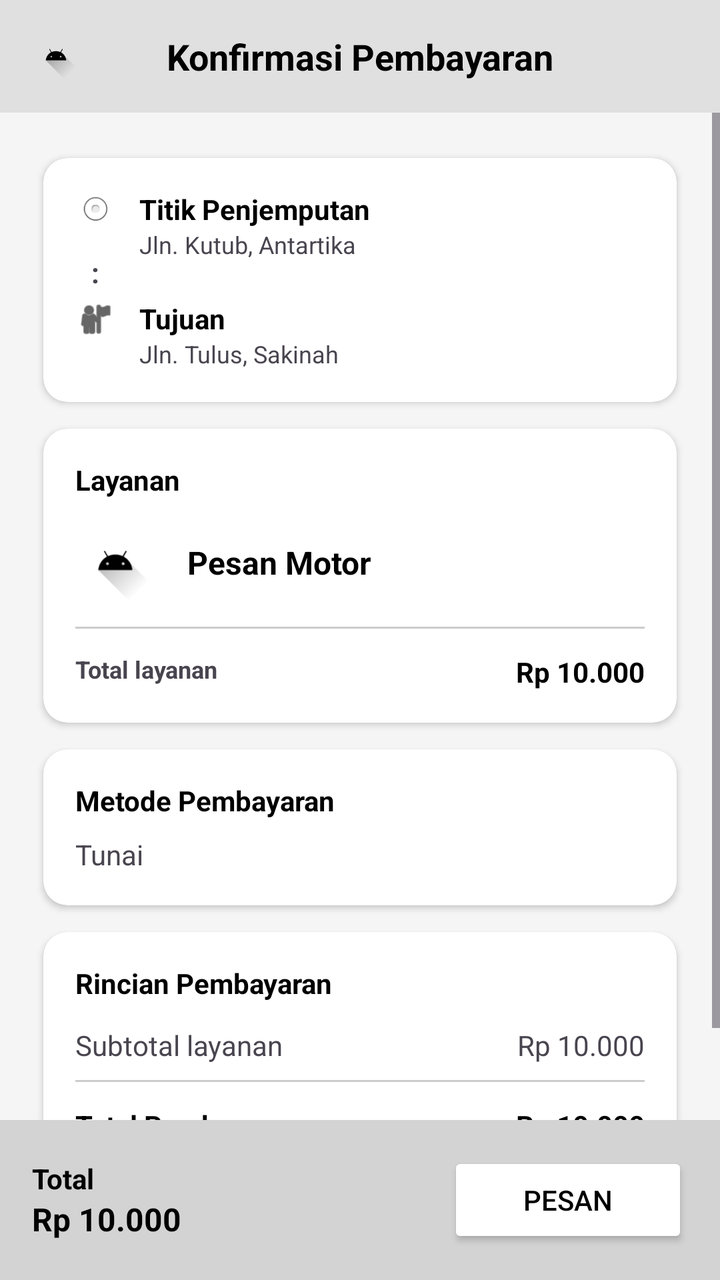
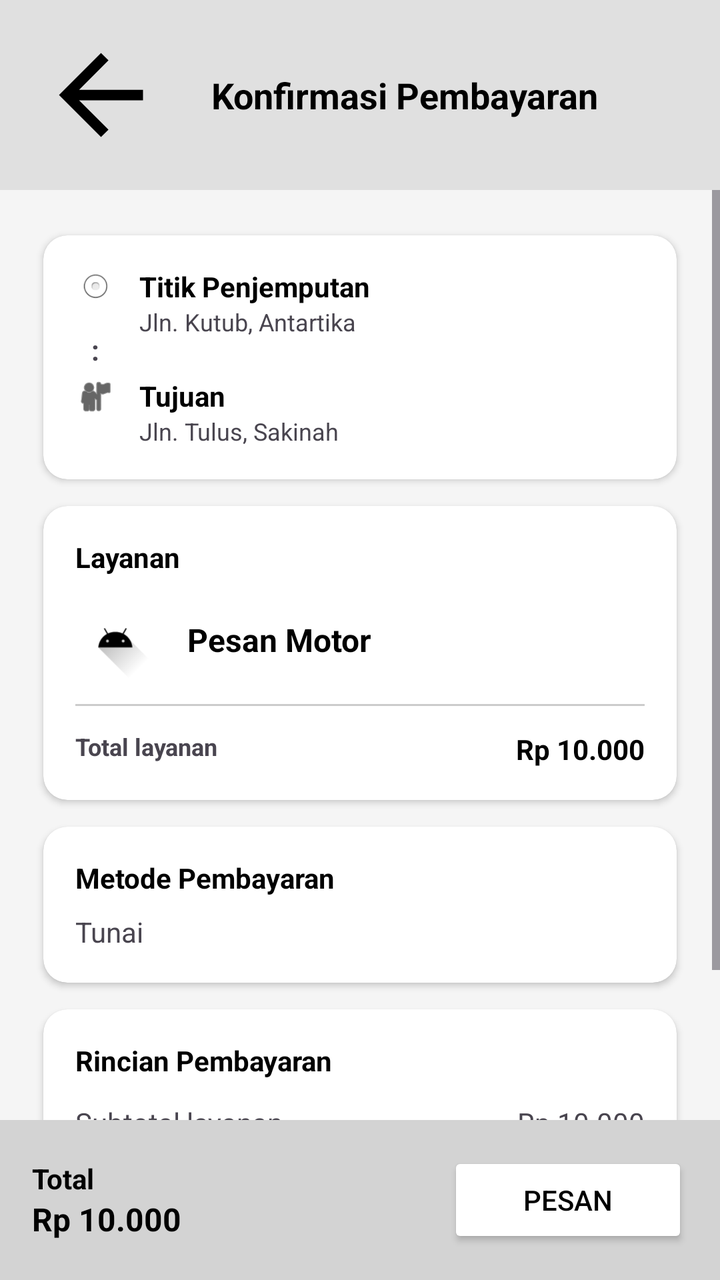

An Android layout rendered at two revisions. The XML below is the earlier revision; the diff shows what the commit changed to produce the second picture.
<!-- AndroidManifest.xml: application theme Theme.NgGojek -->
<!-- res/layout/activity_konfirmasi.xml -->
<?xml version="1.0" encoding="utf-8"?>
<RelativeLayout xmlns:android="http://schemas.android.com/apk/res/android"
    xmlns:app="http://schemas.android.com/apk/res-auto"
    xmlns:tools="http://schemas.android.com/tools"
    android:layout_width="match_parent"
    android:layout_height="match_parent"
    android:background="#F5F5F5"
    tools:context=".KonfirmasiActivity">

    
    <LinearLayout
        android:id="@+id/headerLayout"
        android:layout_width="match_parent"
        android:layout_height="wrap_content"
        android:background="#E0E0E0"
        android:padding="16dp"
        android:orientation="horizontal"
        android:gravity="center_vertical">

        <ImageView
            android:id="@+id/btnBack"
            android:layout_width="24dp"
            android:layout_height="24dp"
            android:src="@drawable/ic_launcher_foreground"
            app:tint="#000000" />
        

        <TextView
            android:layout_width="match_parent"
            android:layout_height="wrap_content"
            android:text="Konfirmasi Pembayaran"
            android:textColor="#000000"
            android:textSize="18sp"
            android:textStyle="bold"
            android:gravity="center"
            android:layout_marginEnd="24dp"/>
    </LinearLayout>

    
    <ScrollView
        android:layout_width="match_parent"
        android:layout_height="match_parent"
        android:layout_below="@id/headerLayout"
        android:layout_above="@id/footerLayout"
        android:fillViewport="true">

        <LinearLayout
            android:layout_width="match_parent"
            android:layout_height="wrap_content"
            android:orientation="vertical"
            android:padding="16dp">

            
            <androidx.cardview.widget.CardView
                android:layout_width="match_parent"
                android:layout_height="wrap_content"
                app:cardCornerRadius="12dp"
                app:cardElevation="2dp"
                app:cardUseCompatPadding="true"
                app:contentPadding="16dp">

                <LinearLayout
                    android:layout_width="match_parent"
                    android:layout_height="wrap_content"
                    android:orientation="vertical">

                    
                    <LinearLayout
                        android:layout_width="match_parent"
                        android:layout_height="wrap_content"
                        android:orientation="horizontal">

                        
                        <ImageView
                            android:layout_width="20dp"
                            android:layout_height="20dp"
                            android:src="@android:drawable/btn_radio"
                            android:layout_marginEnd="12dp"/>

                        <LinearLayout
                            android:layout_width="match_parent"
                            android:layout_height="wrap_content"
                            android:orientation="vertical">
                            <TextView
                                android:layout_width="wrap_content"
                                android:layout_height="wrap_content"
                                android:text="Titik Penjemputan"
                                android:textStyle="bold"
                                android:textColor="#000"/>
                            <TextView
                                android:id="@+id/tvAlamatJemput"
                                android:layout_width="wrap_content"
                                android:layout_height="wrap_content"
                                android:text="Jln. Kutub, Antartika"
                                android:textSize="12sp"/>
                        </LinearLayout>
                    </LinearLayout>

                    
                    <TextView
                        android:layout_width="20dp"
                        android:layout_height="wrap_content"
                        android:text=":"
                        android:gravity="center"
                        android:textStyle="bold"
                        android:layout_marginBottom="4dp"
                        android:layout_marginTop="-4dp"/>

                    
                    <LinearLayout
                        android:layout_width="match_parent"
                        android:layout_height="wrap_content"
                        android:orientation="horizontal">

                        
                        <ImageView
                            android:layout_width="20dp"
                            android:layout_height="20dp"
                            android:src="@android:drawable/ic_menu_myplaces"
                            app:tint="#000"
                            android:layout_marginEnd="12dp"/>

                        <LinearLayout
                            android:layout_width="match_parent"
                            android:layout_height="wrap_content"
                            android:orientation="vertical">
                            <TextView
                                android:layout_width="wrap_content"
                                android:layout_height="wrap_content"
                                android:text="Tujuan"
                                android:textStyle="bold"
                                android:textColor="#000"/>
                            <TextView
                                android:id="@+id/tvAlamatTujuan"
                                android:layout_width="wrap_content"
                                android:layout_height="wrap_content"
                                android:text="Jln. Tulus, Sakinah"
                                android:textSize="12sp"/>
                        </LinearLayout>
                    </LinearLayout>
                </LinearLayout>
            </androidx.cardview.widget.CardView>

            
            <androidx.cardview.widget.CardView
                android:layout_width="match_parent"
                android:layout_height="wrap_content"
                app:cardCornerRadius="12dp"
                app:cardElevation="2dp"
                app:cardUseCompatPadding="true"
                app:contentPadding="16dp">

                <LinearLayout
                    android:layout_width="match_parent"
                    android:layout_height="wrap_content"
                    android:orientation="vertical">

                    <TextView
                        android:layout_width="wrap_content"
                        android:layout_height="wrap_content"
                        android:text="Layanan"
                        android:textStyle="bold"
                        android:textColor="#000"
                        android:layout_marginBottom="12dp"/>

                    <LinearLayout
                        android:layout_width="match_parent"
                        android:layout_height="wrap_content"
                        android:gravity="center_vertical"
                        android:orientation="horizontal">

                        
                        <ImageView
                            android:id="@+id/imgTransportIcon"
                            android:layout_width="40dp"
                            android:layout_height="40dp"
                            android:src="@drawable/ic_launcher_foreground"
                            app:tint="#000"
                            android:layout_marginEnd="16dp"/>

                        <TextView
                            android:id="@+id/tvJenisLayanan"
                            android:layout_width="wrap_content"
                            android:layout_height="wrap_content"
                            android:text="Pesan Motor"
                            android:textStyle="bold"
                            android:textSize="16sp"
                            android:textColor="#000"/>
                    </LinearLayout>

                    <View
                        android:layout_width="match_parent"
                        android:layout_height="1dp"
                        android:background="#CCCCCC"
                        android:layout_marginTop="12dp"
                        android:layout_marginBottom="12dp"/>

                    <RelativeLayout
                        android:layout_width="match_parent"
                        android:layout_height="wrap_content">
                        <TextView
                            android:layout_width="wrap_content"
                            android:layout_height="wrap_content"
                            android:text="Total layanan"
                            android:textSize="12sp"
                            android:textStyle="bold"/>
                        <TextView
                            android:id="@+id/tvHargaLayanan"
                            android:layout_width="wrap_content"
                            android:layout_height="wrap_content"
                            android:layout_alignParentEnd="true"
                            android:text="Rp 10.000"
                            android:textColor="#000"
                            android:textStyle="bold"/>
                    </RelativeLayout>
                </LinearLayout>
            </androidx.cardview.widget.CardView>

            
            <androidx.cardview.widget.CardView
                android:layout_width="match_parent"
                android:layout_height="wrap_content"
                app:cardCornerRadius="12dp"
                app:cardElevation="2dp"
                app:cardUseCompatPadding="true"
                app:contentPadding="16dp">

                <LinearLayout
                    android:layout_width="match_parent"
                    android:layout_height="wrap_content"
                    android:orientation="vertical">

                    <TextView
                        android:layout_width="wrap_content"
                        android:layout_height="wrap_content"
                        android:text="Metode Pembayaran"
                        android:textStyle="bold"
                        android:textColor="#000"
                        android:layout_marginBottom="8dp"/>

                    <TextView
                        android:id="@+id/tvMetodePembayaran"
                        android:layout_width="wrap_content"
                        android:layout_height="wrap_content"
                        android:text="Tunai"
                        android:textSize="14sp"/>
                </LinearLayout>
            </androidx.cardview.widget.CardView>

            
            <androidx.cardview.widget.CardView
                android:layout_width="match_parent"
                android:layout_height="wrap_content"
                app:cardCornerRadius="12dp"
                app:cardElevation="2dp"
                app:cardUseCompatPadding="true"
                app:contentPadding="16dp">

                <LinearLayout
                    android:layout_width="match_parent"
                    android:layout_height="wrap_content"
                    android:orientation="vertical">

                    <TextView
                        android:layout_width="wrap_content"
                        android:layout_height="wrap_content"
                        android:text="Rincian Pembayaran"
                        android:textStyle="bold"
                        android:textColor="#000"
                        android:layout_marginBottom="12dp"/>

                    <RelativeLayout
                        android:layout_width="match_parent"
                        android:layout_height="wrap_content"
                        android:layout_marginBottom="8dp">
                        <TextView
                            android:layout_width="wrap_content"
                            android:layout_height="wrap_content"
                            android:text="Subtotal layanan"/>
                        <TextView
                            android:id="@+id/tvSubtotal"
                            android:layout_width="wrap_content"
                            android:layout_height="wrap_content"
                            android:layout_alignParentEnd="true"
                            android:text="Rp 10.000"/>
                    </RelativeLayout>

                    <View
                        android:layout_width="match_parent"
                        android:layout_height="1dp"
                        android:background="#CCCCCC"
                        android:layout_marginBottom="12dp"/>

                    <RelativeLayout
                        android:layout_width="match_parent"
                        android:layout_height="wrap_content">
                        <TextView
                            android:layout_width="wrap_content"
                            android:layout_height="wrap_content"
                            android:text="Total Pembayaran"
                            android:textStyle="bold"
                            android:textColor="#000"/>
                        <TextView
                            android:id="@+id/tvTotalRincian"
                            android:layout_width="wrap_content"
                            android:layout_height="wrap_content"
                            android:layout_alignParentEnd="true"
                            android:text="Rp 10.000"
                            android:textStyle="bold"
                            android:textColor="#000"/>
                    </RelativeLayout>
                </LinearLayout>
            </androidx.cardview.widget.CardView>

        </LinearLayout>
    </ScrollView>

    
    <LinearLayout
        android:id="@+id/footerLayout"
        android:layout_width="match_parent"
        android:layout_height="wrap_content"
        android:layout_alignParentBottom="true"
        android:background="#D3D3D3"
        android:padding="16dp"
        android:orientation="horizontal"
        android:gravity="center_vertical">

        <LinearLayout
            android:layout_width="0dp"
            android:layout_height="wrap_content"
            android:layout_weight="1"
            android:orientation="vertical">
            <TextView
                android:layout_width="wrap_content"
                android:layout_height="wrap_content"
                android:text="Total"
                android:textStyle="bold"
                android:textColor="#000"/>
            <TextView
                android:id="@+id/tvTotalFooter"
                android:layout_width="wrap_content"
                android:layout_height="wrap_content"
                android:text="Rp 10.000"
                android:textStyle="bold"
                android:textSize="16sp"
                android:textColor="#000"/>
        </LinearLayout>

        <Button
            android:id="@+id/btnPesan"
            android:layout_width="wrap_content"
            android:layout_height="wrap_content"
            android:text="Pesan"
            android:backgroundTint="#FFFFFF"
            android:textColor="#000000"
            android:minWidth="120dp"/>
    </LinearLayout>

</RelativeLayout>
<!-- resources referenced by this layout -->
<resources>
  <!-- drawable ic_launcher_foreground (drawable) -->
  <vector xmlns:android="http://schemas.android.com/apk/res/android"
      xmlns:aapt="http://schemas.android.com/aapt"
      android:width="108dp"
      android:height="108dp"
      android:viewportWidth="108"
      android:viewportHeight="108">
      <path android:pathData="M31,63.928c0,0 6.4,-11 12.1,-13.1c7.2,-2.6 26,-1.4 26,-1.4l38.1,38.1L107,108.928l-32,-1L31,63.928z">
          <aapt:attr name="android:fillColor">
              <gradient
                  android:endX="85.84757"
                  android:endY="92.4963"
                  android:startX="42.9492"
                  android:startY="49.59793"
                  android:type="linear">
                  <item
                      android:color="#44000000"
                      android:offset="0.0" />
                  <item
                      android:color="#00000000"
                      android:offset="1.0" />
              </gradient>
          </aapt:attr>
      </path>
      <path
          android:fillColor="#FFFFFF"
          android:fillType="nonZero"
          android:pathData="M65.3,45.828l3.8,-6.6c0.2,-0.4 0.1,-0.9 -0.3,-1.1c-0.4,-0.2 -0.9,-0.1 -1.1,0.3l-3.9,6.7c-6.3,-2.8 -13.4,-2.8 -19.7,0l-3.9,-6.7c-0.2,-0.4 -0.7,-0.5 -1.1,-0.3C38.8,38.328 38.7,38.828 38.9,39.228l3.8,6.6C36.2,49.428 31.7,56.028 31,63.928h46C76.3,56.028 71.8,49.428 65.3,45.828zM43.4,57.328c-0.8,0 -1.5,-0.5 -1.8,-1.2c-0.3,-0.7 -0.1,-1.5 0.4,-2.1c0.5,-0.5 1.4,-0.7 2.1,-0.4c0.7,0.3 1.2,1 1.2,1.8C45.3,56.528 44.5,57.328 43.4,57.328L43.4,57.328zM64.6,57.328c-0.8,0 -1.5,-0.5 -1.8,-1.2s-0.1,-1.5 0.4,-2.1c0.5,-0.5 1.4,-0.7 2.1,-0.4c0.7,0.3 1.2,1 1.2,1.8C66.5,56.528 65.6,57.328 64.6,57.328L64.6,57.328z"
          android:strokeWidth="1"
          android:strokeColor="#00000000" />
  </vector>
  <style name="Theme.NgGojek" parent="Base.Theme.NgGojek" />
  <style name="Base.Theme.NgGojek" parent="Theme.Material3.DayNight.NoActionBar">
          
          
          <item name="android:windowBackground">@color/white</item>
          <item name="colorSecondaryContainer">@android:color/transparent</item>
      </style>
  <color name="white">#FFFFFFFF</color>
</resources>

<!-- the commit's change to res/layout/activity_konfirmasi.xml (unified diff, before → after) -->
@@ -19,9 +19,9 @@
 
         <ImageView
             android:id="@+id/btnBack"
-            android:layout_width="24dp"
-            android:layout_height="24dp"
-            android:src="@drawable/ic_launcher_foreground"
+            android:layout_width="69dp"
+            android:layout_height="63dp"
+            android:src="@drawable/ic_arrow_back"
             app:tint="#000000" />
         
 
<!-- resource entries referenced after the edit -->
@@ -1,5 +1,11 @@
 <!-- resources referenced by this layout -->
 <resources>
+  <!-- drawable ic_arrow_back (drawable) -->
+  <vector xmlns:android="http://schemas.android.com/apk/res/android" android:autoMirrored="true" android:height="24dp" android:tint="#000000" android:viewportHeight="960" android:viewportWidth="960" android:width="24dp">
+        
+      <path android:fillColor="@android:color/white" android:pathData="M313,520L537,744L480,800L160,480L480,160L537,216L313,440L800,440L800,520L313,520Z"/>
+      
+  </vector>
   <!-- drawable ic_launcher_foreground (drawable) -->
   <vector xmlns:android="http://schemas.android.com/apk/res/android"
       xmlns:aapt="http://schemas.android.com/aapt"
